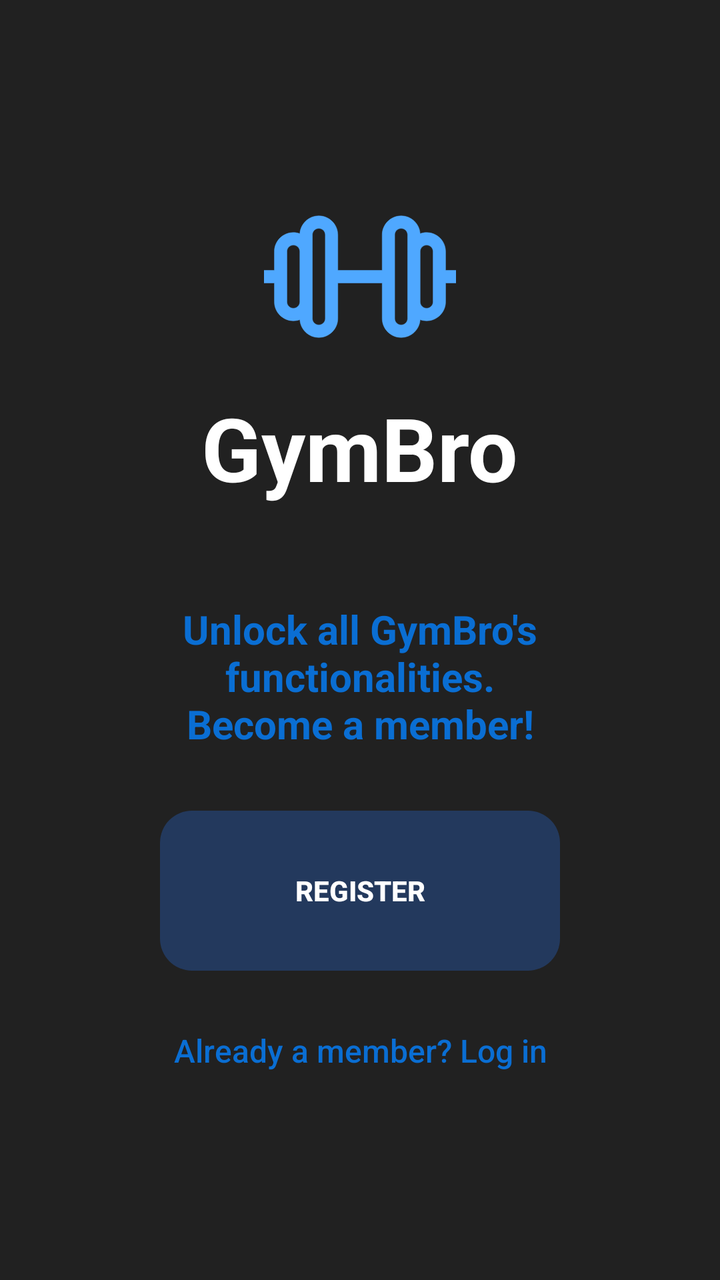
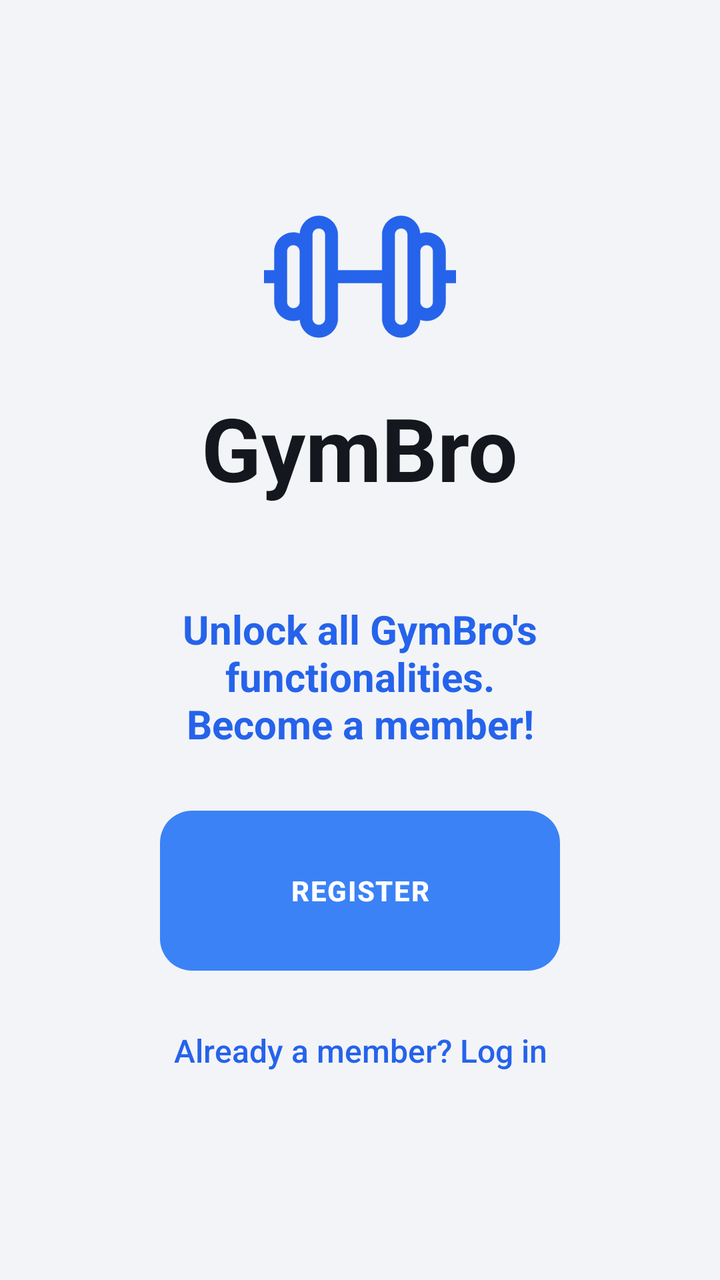

Two renders of the same Android screen: before a commit and after it. Below are the layout's source before the change and the commit's diff.
<!-- AndroidManifest.xml: application theme Theme.GymBro -->
<!-- res/layout/activity_welcome.xml -->
<?xml version="1.0" encoding="utf-8"?>
<LinearLayout xmlns:android="http://schemas.android.com/apk/res/android"
    xmlns:tools="http://schemas.android.com/tools"
    tools:context=".WelcomeActivity"
    android:layout_width="match_parent"
    android:layout_height="match_parent"
    android:orientation="vertical"
    android:gravity="center"
    android:padding="32dp"
    android:background="@color/lightGrey">

    <ImageView
        android:layout_width="96dp"
        android:layout_height="96dp"
        android:src="@drawable/dumbbell_icon"
        android:tint="@color/glowBlue"
        android:importantForAccessibility="no"
        tools:ignore="UseAppTint"/>
    

    <TextView
        android:layout_width="wrap_content"
        android:layout_height="wrap_content"
        android:layout_marginTop="8dp"
        android:textStyle="bold"
        android:textColor="@color/white"
        android:textSize="44sp"
        android:text="@string/app_name"/>

    
    <View
        android:layout_width="match_parent"
        android:layout_height="48dp"/>

    <TextView
        style="@style/TextStyle1"
        android:text="@string/register_invitation"/>

    
    <View
        android:layout_width="match_parent"
        android:layout_height="30dp"/>

    <Button
        android:id="@+id/register_Button"
        style="@style/ButtonStyle1"
        android:text="@string/register"/>

    <Button
        android:id="@+id/loginButton"
        style="@style/LinkButtonStyle"
        android:layout_marginTop="16dp"
        android:text="@string/already_member"/>

</LinearLayout>
<!-- resources referenced by this layout -->
<resources>
  <color name="glowBlue">#4FA8FF</color>
  <color name="lightGrey">#212121</color>
  <color name="white">#FFFFFF</color>
  <!-- drawable dumbbell_icon (drawable) -->
  <vector xmlns:android="http://schemas.android.com/apk/res/android" android:height="64dp" android:viewportHeight="512" android:viewportWidth="512" android:width="64dp">
        
      <path android:fillColor="#ffffff" android:pathData="M484.27,239.3v-50.35c0,-27.91 -22.71,-50.61 -50.62,-50.61c-6.09,0 -11.93,1.08 -17.34,3.06c-1.62,-26.47 -23.66,-47.5 -50.52,-47.5c-27.92,0 -50.63,22.71 -50.63,50.63v94.78H196.83v-94.78c0,-27.92 -22.71,-50.63 -50.63,-50.63c-26.86,0 -48.9,21.04 -50.52,47.5c-5.41,-1.98 -11.25,-3.06 -17.34,-3.06c-27.91,0 -50.62,22.7 -50.62,50.61v50.36H0v33.39h27.73v50.34c0,27.92 22.71,50.63 50.62,50.63c6.09,0 11.93,-1.08 17.34,-3.06c1.63,26.46 23.66,47.49 50.52,47.49c27.92,0 50.63,-22.71 50.63,-50.63v-94.77h118.33v94.77c0,27.92 22.71,50.63 50.63,50.63c26.86,0 48.89,-21.03 50.52,-47.49c5.41,1.98 11.25,3.06 17.34,3.06c27.91,0 50.62,-22.71 50.62,-50.63v-50.34l27.73,0.01L512,239.31L484.27,239.3zM95.58,323.04c0,9.51 -7.73,17.24 -17.23,17.24c-9.5,0 -17.23,-7.73 -17.23,-17.24V188.95c0,-9.49 7.73,-17.22 17.23,-17.22c9.5,0 17.23,7.72 17.23,17.22V323.04zM163.45,367.47c0,9.51 -7.73,17.24 -17.24,17.24c-9.5,0 -17.23,-7.73 -17.23,-17.24v-44.43V188.95v-44.42c0,-9.51 7.73,-17.24 17.23,-17.24c9.5,0 17.24,7.73 17.24,17.24V367.47zM383.02,188.95v134.09v44.43c0,9.51 -7.73,17.24 -17.23,17.24s-17.23,-7.73 -17.23,-17.24V144.53c0,-9.51 7.73,-17.24 17.23,-17.24s17.23,7.73 17.23,17.24V188.95zM450.88,323.04c0,9.51 -7.73,17.24 -17.23,17.24c-9.5,0 -17.23,-7.73 -17.23,-17.24V188.95c0,-9.49 7.73,-17.22 17.23,-17.22c9.5,0 17.23,7.72 17.23,17.22V323.04z" android:strokeColor="#ffffff" android:strokeWidth="1"/>
      
  </vector>
  <style name="ButtonStyle1">
          <item name="android:layout_width">200sp</item>
          <item name="android:layout_height">80sp</item>
          <item name="android:textStyle">bold</item>
          <item name="android:textColor">@color/white</item>
          <item name="android:background">@drawable/button_primary_background</item>
          <item name="android:stateListAnimator">@null</item>
      </style>
  <style name="LinkButtonStyle">
          <item name="android:layout_width">wrap_content</item>
          <item name="android:layout_height">wrap_content</item>
          <item name="android:padding">12dp</item>
          <item name="android:textAllCaps">false</item>
          <item name="android:textSize">16sp</item>
          <item name="android:textColor">@color/lighterBlue</item>
          <item name="android:background">@drawable/menu_item_background</item>
          <item name="android:stateListAnimator">@null</item>
      </style>
  <style name="TextStyle1">
          <item name="android:layout_width">match_parent</item>
          <item name="android:layout_height">wrap_content</item>
          <item name="android:gravity">center</item>
          <item name="android:textStyle">bold</item>
          <item name="android:textColor">@color/lighterBlue</item>
          <item name="android:textSize">20sp</item>
      </style>
  <style name="Theme.GymBro" parent="android:Theme.Material.Light.NoActionBar">
          
          <item name="android:windowBackground">@color/lightGrey</item>
      </style>
  <!-- drawable button_primary_background (drawable) -->
  <?xml version="1.0" encoding="utf-8"?>
  <ripple xmlns:android="http://schemas.android.com/apk/res/android"
      android:color="#40FFFFFF">
  
      <item>
          <shape android:shape="rectangle">
              <solid android:color="@color/lightBlue"/>
              <corners android:radius="16dp"/>
          </shape>
      </item>
  
  </ripple>
  <color name="lighterBlue">#0a6ed3</color>
  <!-- drawable menu_item_background (drawable) -->
  <?xml version="1.0" encoding="utf-8"?>
  <ripple xmlns:android="http://schemas.android.com/apk/res/android"
      android:color="#33FFFFFF">
  
      <item android:id="@android:id/mask">
          <shape android:shape="rectangle">
              <solid android:color="@color/white"/>
              <corners android:radius="12dp"/>
          </shape>
      </item>
  
  </ripple>
  <color name="lightBlue">#23395d</color>
  <!-- unchanged entries left out for length: 4 -->
</resources>

<!-- the commit's change to res/layout/activity_welcome.xml (unified diff, before → after) -->
@@ -7,13 +7,13 @@
     android:orientation="vertical"
     android:gravity="center"
     android:padding="32dp"
-    android:background="@color/lightGrey">
+    android:background="@color/background">
 
     <ImageView
         android:layout_width="96dp"
         android:layout_height="96dp"
         android:src="@drawable/dumbbell_icon"
-        android:tint="@color/glowBlue"
+        android:tint="?attr/accentTextColor"
         android:importantForAccessibility="no"
         tools:ignore="UseAppTint"/>
     
@@ -23,7 +23,7 @@
         android:layout_height="wrap_content"
         android:layout_marginTop="8dp"
         android:textStyle="bold"
-        android:textColor="@color/white"
+        android:textColor="@color/textPrimary"
         android:textSize="44sp"
         android:text="@string/app_name"/>
 
<!-- resource entries referenced after the edit -->
@@ -1,21 +1,22 @@
 <!-- resources referenced by this layout -->
 <resources>
-  <color name="glowBlue">#4FA8FF</color>
-  <color name="lightGrey">#212121</color>
-  <color name="white">#FFFFFF</color>
+  <color name="background">#F3F4F7</color>
+  <color name="textPrimary">#14171D</color>
   <!-- drawable dumbbell_icon (drawable) -->
   <vector xmlns:android="http://schemas.android.com/apk/res/android" android:height="64dp" android:viewportHeight="512" android:viewportWidth="512" android:width="64dp">
         
-      <path android:fillColor="#ffffff" android:pathData="M484.27,239.3v-50.35c0,-27.91 -22.71,-50.61 -50.62,-50.61c-6.09,0 -11.93,1.08 -17.34,3.06c-1.62,-26.47 -23.66,-47.5 -50.52,-47.5c-27.92,0 -50.63,22.71 -50.63,50.63v94.78H196.83v-94.78c0,-27.92 -22.71,-50.63 -50.63,-50.63c-26.86,0 -48.9,21.04 -50.52,47.5c-5.41,-1.98 -11.25,-3.06 -17.34,-3.06c-27.91,0 -50.62,22.7 -50.62,50.61v50.36H0v33.39h27.73v50.34c0,27.92 22.71,50.63 50.62,50.63c6.09,0 11.93,-1.08 17.34,-3.06c1.63,26.46 23.66,47.49 50.52,47.49c27.92,0 50.63,-22.71 50.63,-50.63v-94.77h118.33v94.77c0,27.92 22.71,50.63 50.63,50.63c26.86,0 48.89,-21.03 50.52,-47.49c5.41,1.98 11.25,3.06 17.34,3.06c27.91,0 50.62,-22.71 50.62,-50.63v-50.34l27.73,0.01L512,239.31L484.27,239.3zM95.58,323.04c0,9.51 -7.73,17.24 -17.23,17.24c-9.5,0 -17.23,-7.73 -17.23,-17.24V188.95c0,-9.49 7.73,-17.22 17.23,-17.22c9.5,0 17.23,7.72 17.23,17.22V323.04zM163.45,367.47c0,9.51 -7.73,17.24 -17.24,17.24c-9.5,0 -17.23,-7.73 -17.23,-17.24v-44.43V188.95v-44.42c0,-9.51 7.73,-17.24 17.23,-17.24c9.5,0 17.24,7.73 17.24,17.24V367.47zM383.02,188.95v134.09v44.43c0,9.51 -7.73,17.24 -17.23,17.24s-17.23,-7.73 -17.23,-17.24V144.53c0,-9.51 7.73,-17.24 17.23,-17.24s17.23,7.73 17.23,17.24V188.95zM450.88,323.04c0,9.51 -7.73,17.24 -17.23,17.24c-9.5,0 -17.23,-7.73 -17.23,-17.24V188.95c0,-9.49 7.73,-17.22 17.23,-17.22c9.5,0 17.23,7.72 17.23,17.22V323.04z" android:strokeColor="#ffffff" android:strokeWidth="1"/>
+      <path android:fillColor="@color/icon" android:pathData="M484.27,239.3v-50.35c0,-27.91 -22.71,-50.61 -50.62,-50.61c-6.09,0 -11.93,1.08 -17.34,3.06c-1.62,-26.47 -23.66,-47.5 -50.52,-47.5c-27.92,0 -50.63,22.71 -50.63,50.63v94.78H196.83v-94.78c0,-27.92 -22.71,-50.63 -50.63,-50.63c-26.86,0 -48.9,21.04 -50.52,47.5c-5.41,-1.98 -11.25,-3.06 -17.34,-3.06c-27.91,0 -50.62,22.7 -50.62,50.61v50.36H0v33.39h27.73v50.34c0,27.92 22.71,50.63 50.62,50.63c6.09,0 11.93,-1.08 17.34,-3.06c1.63,26.46 23.66,47.49 50.52,47.49c27.92,0 50.63,-22.71 50.63,-50.63v-94.77h118.33v94.77c0,27.92 22.71,50.63 50.63,50.63c26.86,0 48.89,-21.03 50.52,-47.49c5.41,1.98 11.25,3.06 17.34,3.06c27.91,0 50.62,-22.71 50.62,-50.63v-50.34l27.73,0.01L512,239.31L484.27,239.3zM95.58,323.04c0,9.51 -7.73,17.24 -17.23,17.24c-9.5,0 -17.23,-7.73 -17.23,-17.24V188.95c0,-9.49 7.73,-17.22 17.23,-17.22c9.5,0 17.23,7.72 17.23,17.22V323.04zM163.45,367.47c0,9.51 -7.73,17.24 -17.24,17.24c-9.5,0 -17.23,-7.73 -17.23,-17.24v-44.43V188.95v-44.42c0,-9.51 7.73,-17.24 17.23,-17.24c9.5,0 17.24,7.73 17.24,17.24V367.47zM383.02,188.95v134.09v44.43c0,9.51 -7.73,17.24 -17.23,17.24s-17.23,-7.73 -17.23,-17.24V144.53c0,-9.51 7.73,-17.24 17.23,-17.24s17.23,7.73 17.23,17.24V188.95zM450.88,323.04c0,9.51 -7.73,17.24 -17.23,17.24c-9.5,0 -17.23,-7.73 -17.23,-17.24V188.95c0,-9.49 7.73,-17.22 17.23,-17.22c9.5,0 17.23,7.72 17.23,17.22V323.04z" android:strokeColor="@color/icon" android:strokeWidth="1"/>
       
   </vector>
   <style name="ButtonStyle1">
           <item name="android:layout_width">200sp</item>
           <item name="android:layout_height">80sp</item>
           <item name="android:textStyle">bold</item>
-          <item name="android:textColor">@color/white</item>
+          <item name="android:letterSpacing">0.04</item>
+          <item name="android:textColor">?attr/onAccentColor</item>
           <item name="android:background">@drawable/button_primary_background</item>
           <item name="android:stateListAnimator">@null</item>
+          <item name="android:elevation">0dp</item>
       </style>
   <style name="LinkButtonStyle">
           <item name="android:layout_width">wrap_content</item>
@@ -23,7 +24,7 @@
           <item name="android:padding">12dp</item>
           <item name="android:textAllCaps">false</item>
           <item name="android:textSize">16sp</item>
-          <item name="android:textColor">@color/lighterBlue</item>
+          <item name="android:textColor">?attr/accentTextColor</item>
           <item name="android:background">@drawable/menu_item_background</item>
           <item name="android:stateListAnimator">@null</item>
       </style>
@@ -32,41 +33,59 @@
           <item name="android:layout_height">wrap_content</item>
           <item name="android:gravity">center</item>
           <item name="android:textStyle">bold</item>
-          <item name="android:textColor">@color/lighterBlue</item>
+          <item name="android:textColor">?attr/accentTextColor</item>
           <item name="android:textSize">20sp</item>
       </style>
-  <style name="Theme.GymBro" parent="android:Theme.Material.Light.NoActionBar">
+  <style name="Theme.GymBro" parent="Base.Theme.GymBro">
           
-          <item name="android:windowBackground">@color/lightGrey</item>
+          <item name="android:windowBackground">@color/background</item>
+          <item name="android:colorBackground">@color/background</item>
+          <item name="android:textColorPrimary">@color/textPrimary</item>
+          <item name="android:textColorSecondary">@color/textSecondary</item>
+          <item name="android:textColorHint">@color/textSecondary</item>
+          
+          <item name="accentColor">@color/accent_blue</item>
+          <item name="onAccentColor">@color/accent_blue_on</item>
+          <item name="accentTextColor">@color/accent_blue_text</item>
+          <item name="accentSoftColor">@color/accent_blue_soft</item>
+          <item name="android:colorAccent">@color/accent_blue</item>
+          <item name="android:colorControlActivated">@color/accent_blue</item>
+          <item name="android:textColorHighlight">@color/accent_blue_soft</item>
       </style>
+  <color name="icon">#1F242C</color>
   <!-- drawable button_primary_background (drawable) -->
   <?xml version="1.0" encoding="utf-8"?>
   <ripple xmlns:android="http://schemas.android.com/apk/res/android"
-      android:color="#40FFFFFF">
+      android:color="#33FFFFFF">
   
       <item>
           <shape android:shape="rectangle">
-              <solid android:color="@color/lightBlue"/>
+              <solid android:color="?attr/accentColor"/>
               <corners android:radius="16dp"/>
           </shape>
       </item>
   
   </ripple>
-  <color name="lighterBlue">#0a6ed3</color>
   <!-- drawable menu_item_background (drawable) -->
   <?xml version="1.0" encoding="utf-8"?>
   <ripple xmlns:android="http://schemas.android.com/apk/res/android"
-      android:color="#33FFFFFF">
+      android:color="@color/ripple">
   
       <item android:id="@android:id/mask">
           <shape android:shape="rectangle">
-              <solid android:color="@color/white"/>
+              <solid android:color="#FFFFFFFF"/>
               <corners android:radius="12dp"/>
           </shape>
       </item>
   
   </ripple>
-  <color name="lightBlue">#23395d</color>
+  <style name="Base.Theme.GymBro" parent="android:Theme.Material.Light.NoActionBar" />
+  <color name="textSecondary">#626A77</color>
+  <color name="accent_blue">#3B82F6</color>
+  <color name="accent_blue_on">#FFFFFF</color>
+  <color name="accent_blue_text">#2563EB</color>
+  <color name="accent_blue_soft">#243B82F6</color>
+  <color name="ripple">#1A10131A</color>
   <!-- unchanged entries left out for length: 4 -->
 </resources>
 
